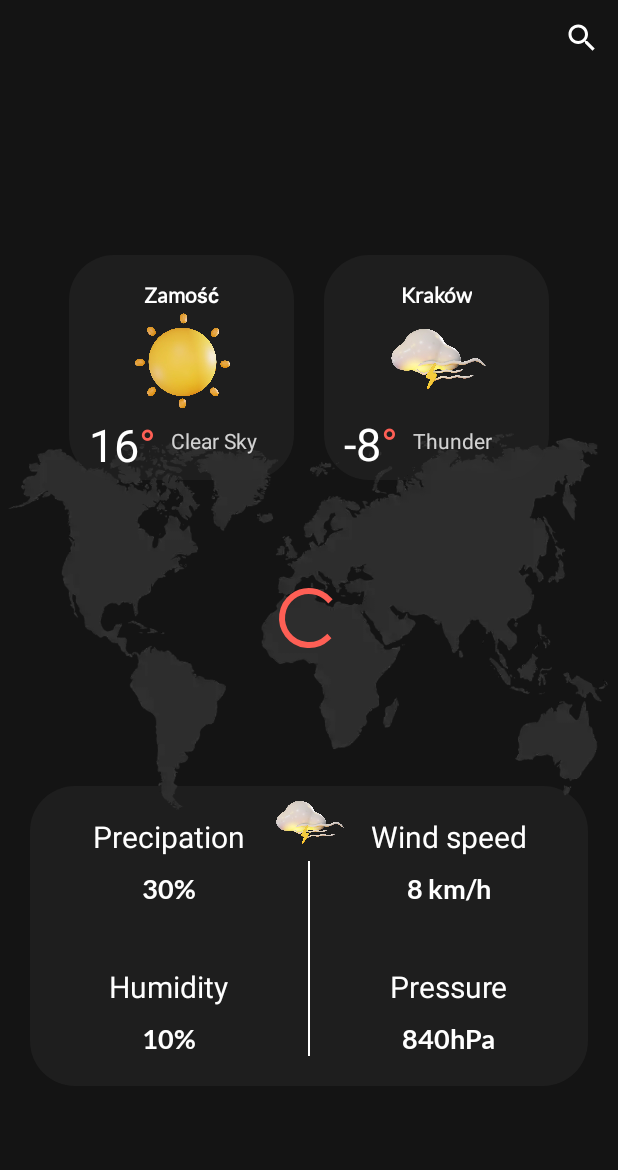
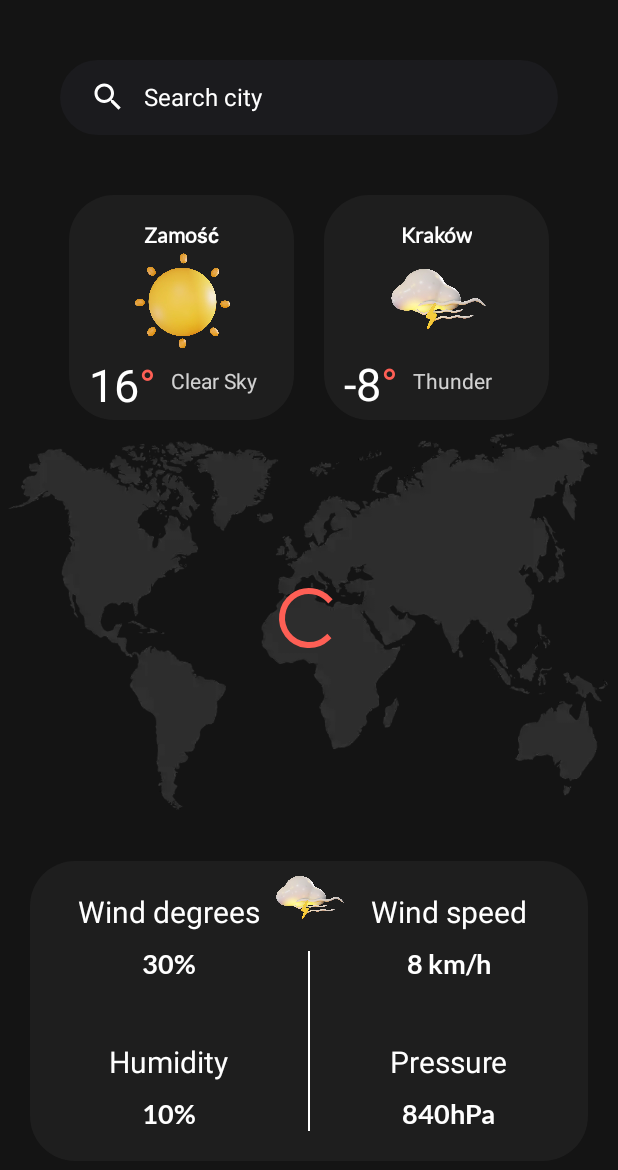
Before and after one commit to mobile-pablo/Weather-Forecast, an Android app: the layout fragment_search.xml on its own in the app's theme, with its tools: preview values and no code run, on a phone screen of 412 x 824 dp. Shown: the top 1170 px of the screen. Run offline under Robolectric (Android 15) with nearby library versions, the phone set to English and light mode, and no system bars; Roboto replaces fonts that are not available here.

Commit message:
Finish work on SearchFragment UI

```diff
--- a/app/src/main/java/com/company/elverano/ui/currentWeather/CurrentWeatherAdapter.kt
+++ b/app/src/main/java/com/company/elverano/ui/currentWeather/CurrentWeatherAdapter.kt
@@ -9,6 +9,7 @@ import com.bumptech.glide.Glide
 import com.bumptech.glide.load.resource.drawable.DrawableTransitionOptions
 import com.company.elverano.data.openWeather.OpenWeatherHourly
 import com.company.elverano.databinding.ForecastItemBinding
+import com.company.elverano.utils.setWeatherIcon
 import java.text.SimpleDateFormat
 import java.time.DayOfWeek
 import java.time.LocalDate
@@ -17,7 +18,6 @@ import java.util.*
 class CurrentWeatherAdapter(
     private val lists: ArrayList<OpenWeatherHourly>,
     private val offset: Int,
-    private val viewModel: CurrentWeatherViewModel,
     private val res: Resources,
 ) : RecyclerView.Adapter<CurrentWeatherAdapter.LocalViewHolder>() {
     override fun onCreateViewHolder(parent: ViewGroup, viewType: Int): LocalViewHolder {
@@ -49,7 +49,7 @@ class CurrentWeatherAdapter(
 
                 isNight?.let { isNight ->
                     val drawable =
-                        viewModel.setWeatherIcon(openWeatherHourly.weather[0].id, isNight, res)
+                        setWeatherIcon(openWeatherHourly.weather[0].id, isNight, res)
                     Glide.with(itemView)
                         .load(drawable)
                         .transition(DrawableTransitionOptions.withCrossFade())
--- a/app/src/main/java/com/company/elverano/ui/currentWeather/CurrentWeatherFragment.kt
+++ b/app/src/main/java/com/company/elverano/ui/currentWeather/CurrentWeatherFragment.kt
@@ -15,6 +15,7 @@ import com.company.elverano.R
 import com.company.elverano.data.openWeather.OpenWeatherResponse
 import com.company.elverano.databinding.FragmentCurrentBinding
 import com.company.elverano.utils.ResultEvent
+import com.company.elverano.utils.setWeatherIcon
 import dagger.hilt.android.AndroidEntryPoint
 import kotlinx.coroutines.flow.collect
 import java.text.SimpleDateFormat
@@ -96,7 +97,6 @@ class CurrentWeatherFragment : Fragment(R.layout.fragment_current) {
                 currentCityForecastRecyclerView.adapter = CurrentWeatherAdapter(
                     response.hourly,
                     response.timezone_offset,
-                    viewModel,
                     resources
                 )
                 currentCityForecastRecyclerView.setHasFixedSize(true)
@@ -115,7 +115,7 @@ class CurrentWeatherFragment : Fragment(R.layout.fragment_current) {
 
                 isNight?.let { isNight ->
                     val drawable =
-                        viewModel.setWeatherIcon(
+                        setWeatherIcon(
                             response.current.weather[0].id,
                             isNight,
                             resources
--- /dev/null
+++ b/app/src/main/res/drawable/search_view_bg.xml
@@ -0,0 +1,5 @@
+<?xml version="1.0" encoding="utf-8"?>
+<shape android:shape="rectangle" xmlns:android="http://schemas.android.com/apk/res/android">
+ <solid android:color="@color/project_light_gray"/>
+    <corners android:radius="25dp" />
+</shape>
--- a/app/src/main/res/layout/fragment_search.xml
+++ b/app/src/main/res/layout/fragment_search.xml
@@ -27,6 +27,15 @@
         android:layout_width="match_parent"
         android:layout_height="50dp"
         android:layoutDirection="rtl"
+        android:background="@drawable/search_view_bg"
+        android:layout_marginLeft="40dp"
+        app:queryBackground="@null"
+        android:queryHint="hint"
+        app:defaultQueryHint="hint"
+        android:iconifiedByDefault="false"
+        app:iconifiedByDefault="false"
+        android:layout_marginRight="40dp"
+        android:layout_marginTop="40dp"
         app:queryHint="Search city"
         app:theme="@style/AppSearchView" />
 
@@ -36,7 +45,7 @@
         android:layout_height="wrap_content"
         android:layout_below="@id/search_view"
         android:layout_centerHorizontal="true"
-        android:layout_marginTop="120dp">
+        android:layout_marginTop="40dp">
 
         <RelativeLayout
             android:layout_width="150dp"
@@ -192,14 +201,15 @@
         android:layout_alignParentBottom="true"
         android:layout_marginLeft="20dp"
         android:layout_marginRight="20dp"
-        android:layout_marginBottom="100dp"
+        android:layout_marginBottom="50dp"
         android:background="@drawable/current_details_bg">
 
         <ImageView
+            android:id="@+id/search_current_img"
             android:layout_width="50dp"
             android:layout_height="50dp"
             android:layout_centerHorizontal="true"
-            android:src="@drawable/clouds_thunder_drizzle" />
+            tools:src="@drawable/clouds_thunder_drizzle" />
 
         <LinearLayout
             android:layout_width="match_parent"
@@ -225,19 +235,19 @@
                         android:layout_centerHorizontal="true"
                         android:layout_marginTop="20dp"
                         android:fontFamily="@font/roboto_light"
-                        android:text="Precipation"
+                        android:text="Wind degrees"
                         android:textColor="#FFFFFF"
                         android:textSize="20sp" />
 
                     <TextView
-                        android:id="@+id/search_current_precepation"
+                        android:id="@+id/search_current_wind_degrees"
                         android:layout_width="wrap_content"
                         android:layout_height="wrap_content"
                         android:layout_below="@id/search_current_txt_1"
                         android:layout_centerHorizontal="true"
                         android:layout_marginTop="10dp"
                         android:fontFamily="@font/lato_bold"
-                        android:text="30%"
+                        tools:text="30%"
                         android:textColor="@color/white"
                         android:textSize="18sp" />
                 </RelativeLayout>
@@ -267,7 +277,7 @@
                         android:layout_centerHorizontal="true"
                         android:layout_marginTop="10dp"
                         android:fontFamily="@font/lato_bold"
-                        android:text="10%"
+                        tools:text="10%"
                         android:textColor="@color/white"
                         android:textSize="18sp" />
                 </RelativeLayout>
@@ -276,7 +286,7 @@
             <View
                 android:layout_width="1dp"
                 android:layout_height="match_parent"
-                android:layout_marginTop="50dp"
+                android:layout_marginTop="60dp"
                 android:layout_marginBottom="20dp"
                 android:background="@color/white" />
 
@@ -311,7 +321,7 @@
                         android:layout_centerHorizontal="true"
                         android:layout_marginTop="10dp"
                         android:fontFamily="@font/lato_bold"
-                        android:text="8 km/h"
+                        tools:text="8 km/h"
                         android:textColor="@color/white"
                         android:textSize="18sp" />
                 </RelativeLayout>
@@ -341,7 +351,7 @@
                         android:layout_centerHorizontal="true"
                         android:layout_marginTop="10dp"
                         android:fontFamily="@font/lato_bold"
-                        android:text="840hPa"
+                        tools:text="840hPa"
                         android:textColor="@color/white"
                         android:textSize="18sp" />
                 </RelativeLayout>
```
Also changed, not shown: app/src/main/java/com/company/elverano/ui/currentWeather/CurrentWeatherViewModel.kt (+0 -125 lines), app/src/main/java/com/company/elverano/ui/search/SearchFragment.kt (+71 -23 lines), app/src/main/java/com/company/elverano/ui/search/SearchViewModel.kt (+11 -124 lines), app/src/main/java/com/company/elverano/utils/Utils.kt (added, +130 -0 lines).
